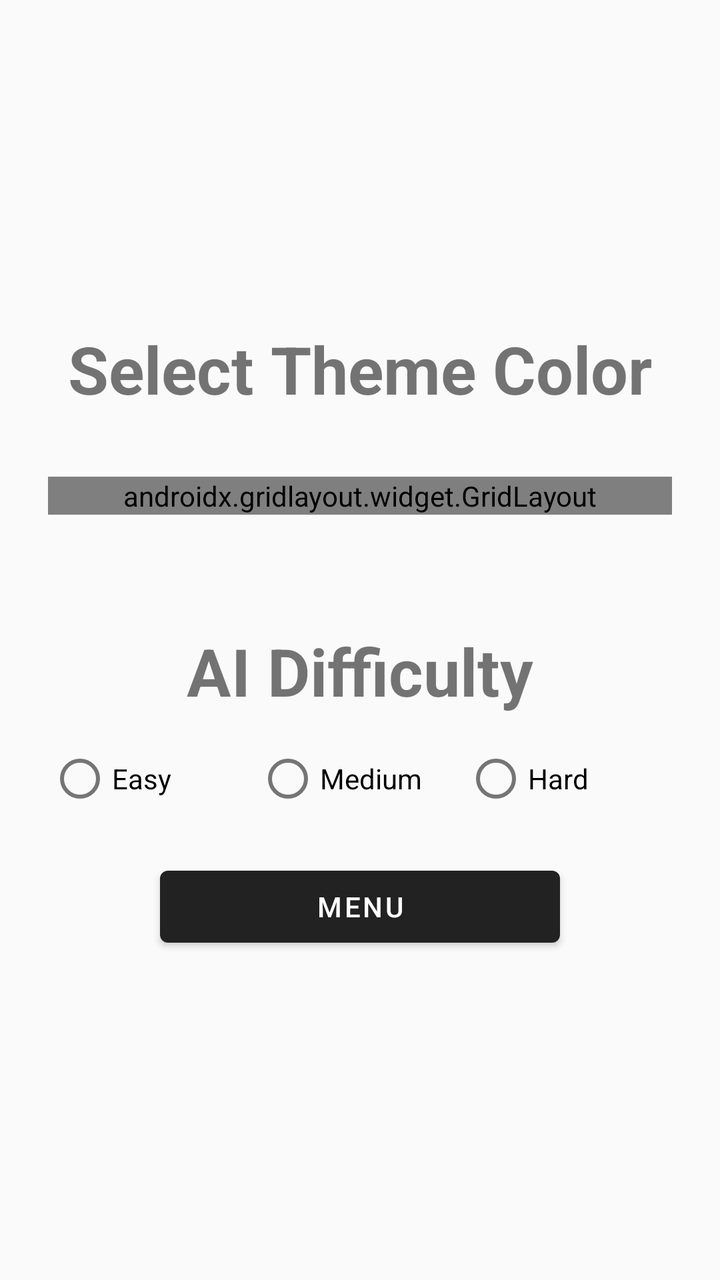
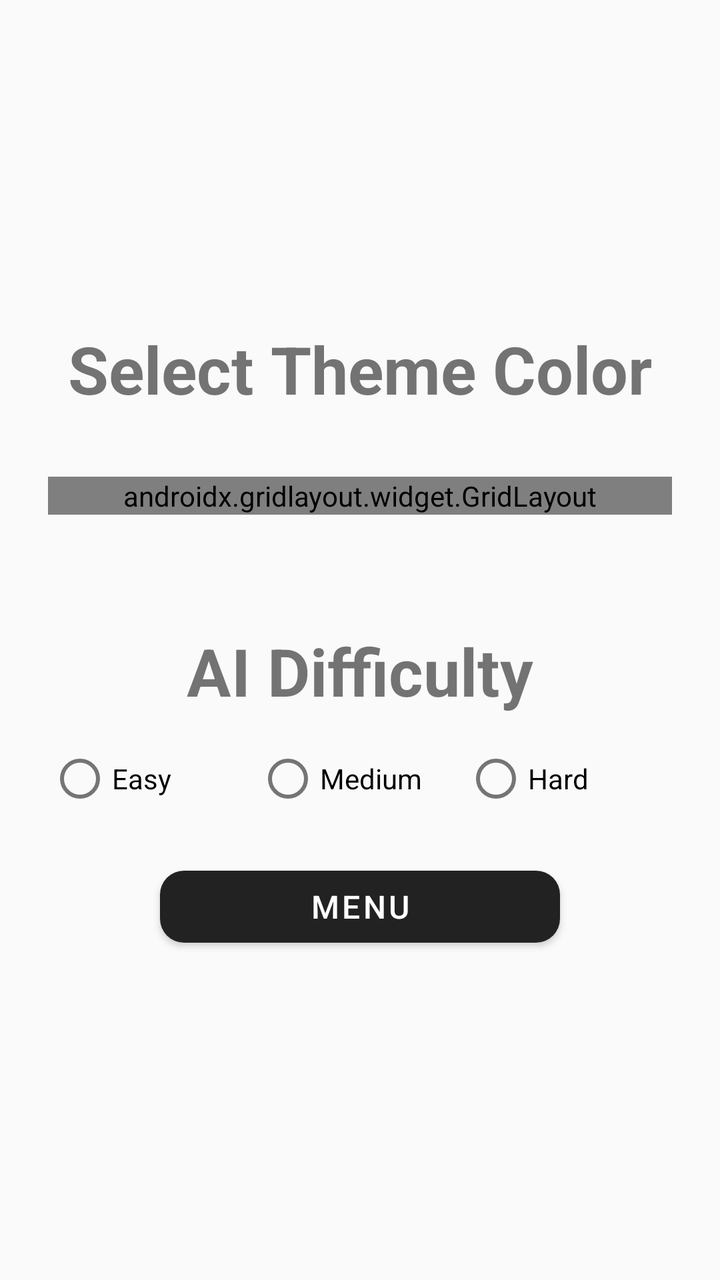

Screens rendered from an Android XML layout before and after an edit, with the pre-edit source and the edit as a unified diff.
<!-- AndroidManifest.xml: activity theme Theme.TicTacToe -->
<!-- res/layout/activity_settings.xml -->
<?xml version="1.0" encoding="utf-8"?>
<LinearLayout xmlns:android="http://schemas.android.com/apk/res/android" xmlns:app="http://schemas.android.com/apk/res-auto"
    android:layout_width="match_parent"
    android:layout_height="match_parent"
    android:orientation="vertical"
    android:gravity="center"
    android:background="?android:windowBackground"
    android:padding="24dp">

    <TextView
        android:id="@+id/tvSettingsTitle"
        android:layout_width="wrap_content"
        android:layout_height="wrap_content"
        android:text="Select Theme Color"
        android:textSize="33sp"
        android:textStyle="bold"
        android:layout_marginBottom="32dp" />

    <androidx.gridlayout.widget.GridLayout
        android:layout_width="match_parent"
        android:layout_height="wrap_content"
        android:layout_gravity="center"
        android:layout_marginBottom="24dp"
        app:columnCount="3">
        <com.google.android.material.card.MaterialCardView
            android:id="@+id/cardDefault"
            android:layout_width="120dp"
            android:layout_height="80dp"
            app:cardCornerRadius="16dp"
            app:cardElevation="6dp"
            android:layout_margin="8dp">
            <FrameLayout
                android:layout_width="match_parent"
                android:layout_height="match_parent"
                android:background="@drawable/bg_gradient_default">
                <TextView
                    android:id="@+id/tvDefault"
                    android:layout_width="match_parent"
                    android:layout_height="match_parent"
                    android:text="Default"
                    android:textColor="#222"
                    android:textSize="18sp"
                    android:gravity="center" />
            </FrameLayout>
        </com.google.android.material.card.MaterialCardView>
        <com.google.android.material.card.MaterialCardView
            android:id="@+id/cardBlue"
            android:layout_width="120dp"
            android:layout_height="80dp"
            app:cardCornerRadius="16dp"
            app:cardElevation="6dp"
            android:layout_margin="8dp">
            <FrameLayout
                android:layout_width="match_parent"
                android:layout_height="match_parent"
                android:background="@drawable/bg_gradient_blue">
                <TextView
                    android:id="@+id/tvBlue"
                    android:layout_width="match_parent"
                    android:layout_height="match_parent"
                    android:text="Blue"
                    android:textColor="#fff"
                    android:textSize="18sp"
                    android:gravity="center" />
            </FrameLayout>
        </com.google.android.material.card.MaterialCardView>
        <com.google.android.material.card.MaterialCardView
            android:id="@+id/cardGreen"
            android:layout_width="120dp"
            android:layout_height="80dp"
            app:cardCornerRadius="16dp"
            app:cardElevation="6dp"
            android:layout_margin="8dp">
            <FrameLayout
                android:layout_width="match_parent"
                android:layout_height="match_parent"
                android:background="@drawable/bg_gradient_green">
                <TextView
                    android:id="@+id/tvGreen"
                    android:layout_width="match_parent"
                    android:layout_height="match_parent"
                    android:text="Green"
                    android:textColor="#fff"
                    android:textSize="18sp"
                    android:gravity="center" />
            </FrameLayout>
        </com.google.android.material.card.MaterialCardView>
        <com.google.android.material.card.MaterialCardView
            android:id="@+id/cardRed"
            android:layout_width="120dp"
            android:layout_height="80dp"
            app:cardCornerRadius="16dp"
            app:cardElevation="6dp"
            android:layout_margin="8dp">
            <FrameLayout
                android:layout_width="match_parent"
                android:layout_height="match_parent"
                android:background="@drawable/bg_gradient_red">
                <TextView
                    android:id="@+id/tvRed"
                    android:layout_width="match_parent"
                    android:layout_height="match_parent"
                    android:text="Red"
                    android:textColor="#fff"
                    android:textSize="18sp"
                    android:gravity="center" />
            </FrameLayout>
        </com.google.android.material.card.MaterialCardView>
        <com.google.android.material.card.MaterialCardView
            android:id="@+id/cardGold"
            android:layout_width="120dp"
            android:layout_height="80dp"
            app:cardCornerRadius="16dp"
            app:cardElevation="6dp"
            android:layout_margin="8dp">
            <FrameLayout
                android:layout_width="match_parent"
                android:layout_height="match_parent"
                android:background="@drawable/bg_gradient_gold">
                <TextView
                    android:id="@+id/tvGold"
                    android:layout_width="match_parent"
                    android:layout_height="match_parent"
                    android:text="Gold"
                    android:textColor="#222"
                    android:textSize="18sp"
                    android:gravity="center" />
            </FrameLayout>
        </com.google.android.material.card.MaterialCardView>
        <com.google.android.material.card.MaterialCardView
            android:id="@+id/cardSilver"
            android:layout_width="120dp"
            android:layout_height="80dp"
            app:cardCornerRadius="16dp"
            app:cardElevation="6dp"
            android:layout_margin="8dp">
            <FrameLayout
                android:layout_width="match_parent"
                android:layout_height="match_parent"
                android:background="@drawable/bg_gradient_silver">
                <TextView
                    android:id="@+id/tvSilver"
                    android:layout_width="match_parent"
                    android:layout_height="match_parent"
                    android:text="Silver"
                    android:textColor="#222"
                    android:textSize="18sp"
                    android:gravity="center" />
            </FrameLayout>
        </com.google.android.material.card.MaterialCardView>

    </androidx.gridlayout.widget.GridLayout>

    <TextView
        android:id="@+id/tvDifficultyTitle"
        android:layout_width="wrap_content"
        android:layout_height="wrap_content"
        android:text="AI Difficulty"
        android:textSize="33sp"
        android:textStyle="bold"
        android:layout_marginTop="32dp"
        android:layout_marginBottom="8dp" />

    <RadioGroup
        android:id="@+id/radioGroupDifficulty"
        android:layout_width="match_parent"
        android:layout_height="wrap_content"
        android:orientation="horizontal">
        <RadioButton
            android:id="@+id/radioEasy"
            android:layout_width="0dp"
            android:layout_height="wrap_content"
            android:layout_weight="1"
            android:text="Easy" />
        <RadioButton
            android:id="@+id/radioMedium"
            android:layout_width="0dp"
            android:layout_height="wrap_content"
            android:layout_weight="1"
            android:text="Medium" />
        <RadioButton
            android:id="@+id/radioHard"
            android:layout_width="0dp"
            android:layout_height="wrap_content"
            android:layout_weight="1"
            android:text="Hard" />
    </RadioGroup>

    <Button
        android:id="@+id/btnMenu"
        android:layout_width="200dp"
        android:layout_height="wrap_content"
        android:text="MENU"
        android:layout_marginTop="16dp" />


    </LinearLayout>
<!-- resources referenced by this layout -->
<resources>
  <!-- drawable bg_gradient_blue (drawable) -->
  <shape xmlns:android="http://schemas.android.com/apk/res/android">
      <gradient
          android:type="linear"
          android:angle="135"
          android:startColor="#2196F3"
          android:endColor="#64B5F6" />
  </shape>
  <!-- drawable bg_gradient_default (drawable) -->
  <shape xmlns:android="http://schemas.android.com/apk/res/android">
      <gradient
          android:type="linear"
          android:angle="135"
          android:startColor="#f5f5f5"
          android:endColor="#e0e0e0" />
  </shape>
  <!-- drawable bg_gradient_gold (drawable) -->
  <shape xmlns:android="http://schemas.android.com/apk/res/android">
      <gradient
          android:type="linear"
          android:angle="135"
          android:startColor="#FFD700"
          android:endColor="#FFF8DC" />
  </shape>
  <!-- drawable bg_gradient_green (drawable) -->
  <shape xmlns:android="http://schemas.android.com/apk/res/android">
      <gradient
          android:type="linear"
          android:angle="135"
          android:startColor="#43A047"
          android:endColor="#81C784" />
  </shape>
  <!-- drawable bg_gradient_red (drawable) -->
  <shape xmlns:android="http://schemas.android.com/apk/res/android">
      <gradient
          android:type="linear"
          android:angle="135"
          android:startColor="#E53935"
          android:endColor="#FF8A80" />
  </shape>
  <!-- drawable bg_gradient_silver (drawable) -->
  <shape xmlns:android="http://schemas.android.com/apk/res/android">
      <gradient
          android:type="linear"
          android:angle="135"
          android:startColor="#C0C0C0"
          android:endColor="#F5F5F5" />
  </shape>
  <style name="Theme.TicTacToe" parent="Theme.MaterialComponents.DayNight.NoActionBar">
          <item name="colorPrimary">@color/theme_default</item>
          <item name="colorPrimaryVariant">@color/theme_dark</item>
          <item name="colorOnPrimary">@color/theme_on</item>
          <item name="colorSecondary">@color/theme_blue</item>
          <item name="colorSecondaryVariant">@color/theme_dark</item>
          <item name="colorOnSecondary">@color/theme_on</item>
          <item name="android:windowBackground">@color/theme_light</item>
          <item name="android:textColorPrimary">@color/theme_on</item>
      </style>
  <color name="theme_default">#222222</color>
  <color name="theme_dark">#121212</color>
  <color name="theme_on">#FFFFFF</color>
  <color name="theme_blue">#1976D2</color>
  <color name="theme_light">#FAFAFA</color>
</resources>

<!-- the commit's change to res/layout/activity_settings.xml (unified diff, before → after) -->
@@ -188,6 +188,7 @@
 
     <Button
         android:id="@+id/btnMenu"
+        style="@style/TicTacToeActionButton"
         android:layout_width="200dp"
         android:layout_height="wrap_content"
         android:text="MENU"
<!-- resource entries referenced after the edit -->
@@ -48,6 +48,15 @@
           android:startColor="#C0C0C0"
           android:endColor="#F5F5F5" />
   </shape>
+  <style name="TicTacToeActionButton" parent="Widget.MaterialComponents.Button">
+          <item name="android:layout_width">160dp</item>
+          <item name="android:layout_height">wrap_content</item>
+          <item name="android:textSize">16sp</item>
+          <item name="android:textColor">?android:textColorPrimary</item>
+          <item name="backgroundTint">?attr/colorPrimary</item>
+          <item name="cornerRadius">12dp</item>
+          <item name="elevation">4dp</item>
+      </style>
   <style name="Theme.TicTacToe" parent="Theme.MaterialComponents.DayNight.NoActionBar">
           <item name="colorPrimary">@color/theme_default</item>
           <item name="colorPrimaryVariant">@color/theme_dark</item>
